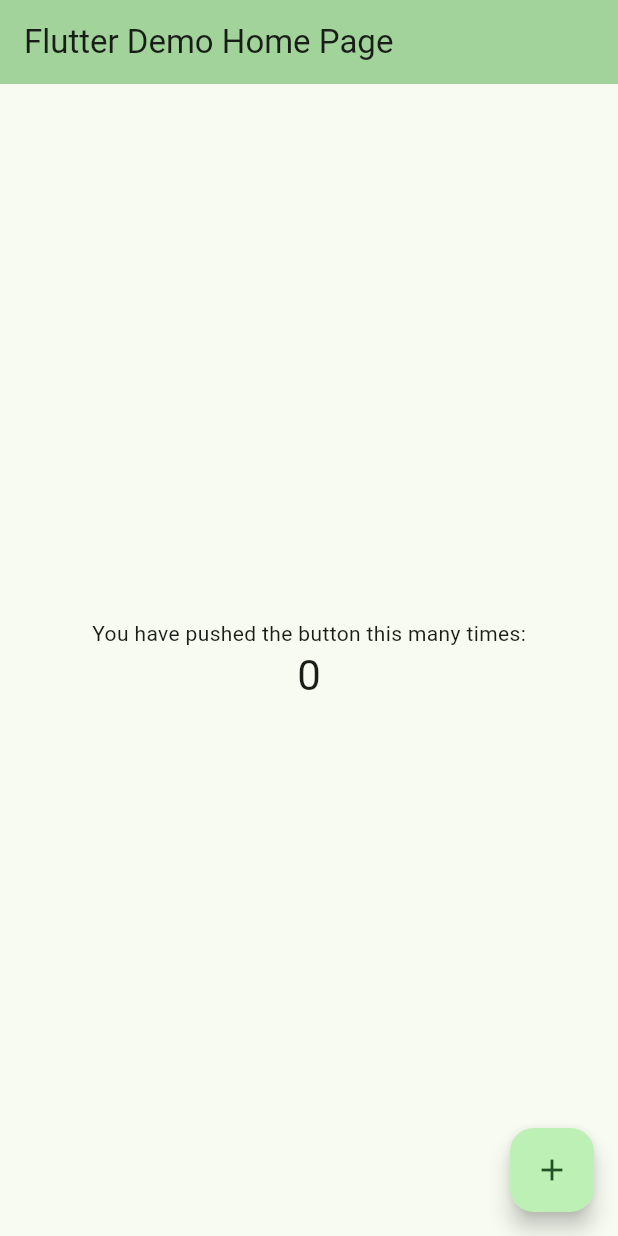
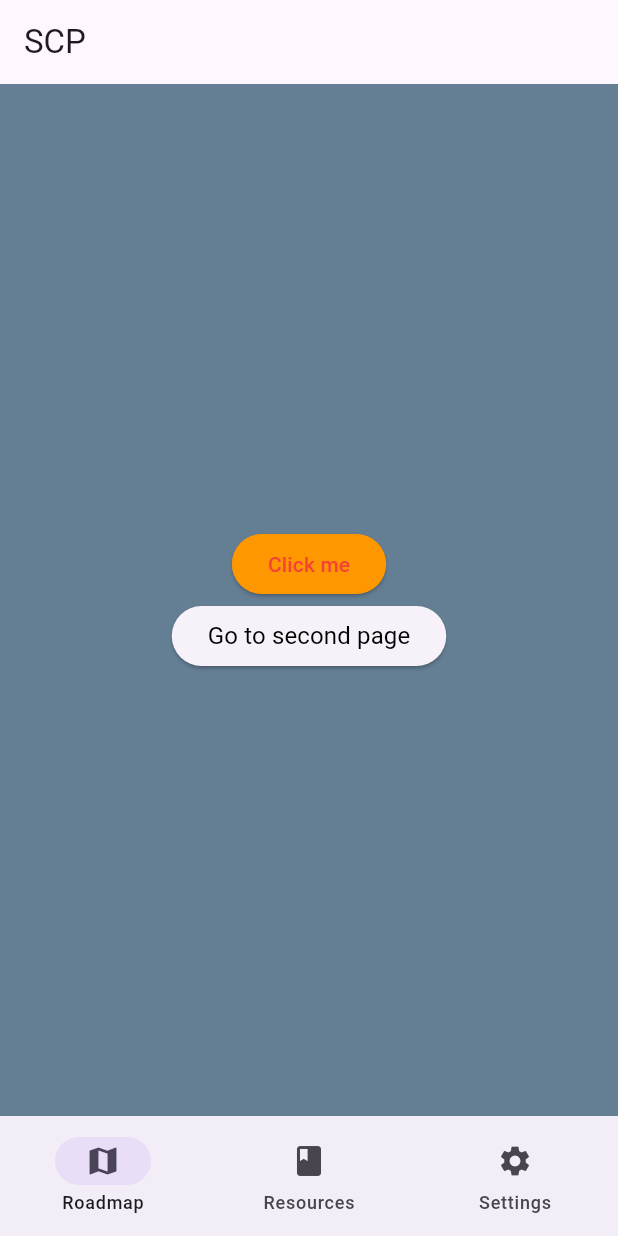
Before and after one commit to akshayam19/Cancer-Survivorship-Application-, a Flutter app: the screen it shows after launch, on a phone screen of 412 x 824 dp. Run offline on Flutter 3.47's test engine with Material 3 defaults, Android fonts, the phone set to English and light mode, and no system bars.

Commit message:
Set up framework for app.

```diff
--- a/lib/main.dart
+++ b/lib/main.dart
@@ -1,125 +1,28 @@
 import 'package:flutter/material.dart';
+import 'mainPage.dart'; // Import mainPage file
+import 'theme.dart'; // Import theme file
 
+// Main function runs the app
 void main() {
   runApp(const MyApp());
 }
 
-class MyApp extends StatelessWidget {
+// App
+class MyApp extends StatefulWidget {
   const MyApp({super.key});
 
-  // This widget is the root of your application.
+  @override
+  State<MyApp> createState() => _MyAppState();
+}
+
+class _MyAppState extends State<MyApp> {
   @override
   Widget build(BuildContext context) {
     return MaterialApp(
-      title: 'Flutter Demo',
-      theme: ThemeData(
-        // This is the theme of your application.
-        //
-        // TRY THIS: Try running your application with "flutter run". You'll see
-        // the application has a purple toolbar. Then, without quitting the app,
-        // try changing the seedColor in the colorScheme below to Colors.green
-        // and then invoke "hot reload" (save your changes or press the "hot
-        // reload" button in a Flutter-supported IDE, or press "r" if you used
-        // the command line to start the app).
-        //
-        // Notice that the counter didn't reset back to zero; the application
-        // state is not lost during the reload. To reset the state, use hot
-        // restart instead.
-        //
-        // This works for code too, not just values: Most code changes can be
-        // tested with just a hot reload.
-        colorScheme: ColorScheme.fromSeed(seedColor: Colors.green),
-        useMaterial3: true,
-      ),
-      home: const MyHomePage(title: 'Flutter Demo Home Page'),
+      debugShowCheckedModeBanner: false, // Removes debug banner
+      title: "SCP App",
+      theme: myTheme, // Apply the defined theme
+      home: MainPage(), // Default page for app
     );
   }
 }
-
-class MyHomePage extends StatefulWidget {
-  const MyHomePage({super.key, required this.title});
-
-  // This widget is the home page of your application. It is stateful, meaning
-  // that it has a State object (defined below) that contains fields that affect
-  // how it looks.
-
-  // This class is the configuration for the state. It holds the values (in this
-  // case the title) provided by the parent (in this case the App widget) and
-  // used by the build method of the State. Fields in a Widget subclass are
-  // always marked "final".
-
-  final String title;
-
-  @override
-  State<MyHomePage> createState() => _MyHomePageState();
-}
-
-class _MyHomePageState extends State<MyHomePage> {
-  int _counter = 0;
-
-  void _incrementCounter() {
-    setState(() {
-      // This call to setState tells the Flutter framework that something has
-      // changed in this State, which causes it to rerun the build method below
-      // so that the display can reflect the updated values. If we changed
-      // _counter without calling setState(), then the build method would not be
-      // called again, and so nothing would appear to happen.
-      _counter++;
-    });
-  }
-
-  @override
-  Widget build(BuildContext context) {
-    // This method is rerun every time setState is called, for instance as done
-    // by the _incrementCounter method above.
-    //
-    // The Flutter framework has been optimized to make rerunning build methods
-    // fast, so that you can just rebuild anything that needs updating rather
-    // than having to individually change instances of widgets.
-    return Scaffold(
-      appBar: AppBar(
-        // TRY THIS: Try changing the color here to a specific color (to
-        // Colors.amber, perhaps?) and trigger a hot reload to see the AppBar
-        // change color while the other colors stay the same.
-        backgroundColor: Theme.of(context).colorScheme.inversePrimary,
-        // Here we take the value from the MyHomePage object that was created by
-        // the App.build method, and use it to set our appbar title.
-        title: Text(widget.title),
-      ),
-      body: Center(
-        // Center is a layout widget. It takes a single child and positions it
-        // in the middle of the parent.
-        child: Column(
-          // Column is also a layout widget. It takes a list of children and
-          // arranges them vertically. By default, it sizes itself to fit its
-          // children horizontally, and tries to be as tall as its parent.
-          //
-          // Column has various properties to control how it sizes itself and
-          // how it positions its children. Here we use mainAxisAlignment to
-          // center the children vertically; the main axis here is the vertical
-          // axis because Columns are vertical (the cross axis would be
-          // horizontal).
-          //
-          // TRY THIS: Invoke "debug painting" (choose the "Toggle Debug Paint"
-          // action in the IDE, or press "p" in the console), to see the
-          // wireframe for each widget.
-          mainAxisAlignment: MainAxisAlignment.center,
-          children: <Widget>[
-            const Text(
-              'You have pushed the button this many times:',
-            ),
-            Text(
-              '$_counter',
-              style: Theme.of(context).textTheme.headlineMedium,
-            ),
-          ],
-        ),
-      ),
-      floatingActionButton: FloatingActionButton(
-        onPressed: _incrementCounter,
-        tooltip: 'Increment',
-        child: const Icon(Icons.add),
-      ), // This trailing comma makes auto-formatting nicer for build methods.
-    );
-  }
-}
--- /dev/null
+++ b/lib/mainPage.dart
@@ -0,0 +1,116 @@
+import 'package:flutter/material.dart';
+import 'theme.dart'; // Import theme file
+import 'second_page.dart'; // Import second_page file
+
+// Main page of app
+class MainPage extends StatefulWidget {
+  const MainPage({Key? key});
+  @override
+  State<MainPage> createState() => _MainPageState();
+}
+
+class _MainPageState extends State<MainPage> {
+  // Variables
+  int currentPageIndex = 0;
+  String buttonName = "Click me";
+  bool isClicked = false;
+
+  @override
+  Widget build(BuildContext context) {
+    return Scaffold(
+      // App bar
+      appBar: AppBar(
+        title: const Text("SCP"),
+      ),
+
+      // body of app
+      body: <Widget>[
+        // Roadmap page
+        Container(
+          width: double.infinity, // max width of app
+          height: double.infinity, // max height of app
+          color: Color.fromARGB(255, 100, 126, 148),
+          child: Column(
+            mainAxisAlignment: MainAxisAlignment.center,
+            crossAxisAlignment: CrossAxisAlignment.center,
+            children: [
+              ElevatedButton(
+                style: ElevatedButton.styleFrom(
+                  onPrimary: Colors.red,
+                  primary: Colors.orange,
+                ),
+                onPressed: () {
+                  setState(() {
+                    buttonName = "Clicked";
+                  });
+                },
+                child: Text(buttonName),
+              ),
+              ElevatedButton(
+                onPressed: () {
+                  // pushes a page on top of the current one
+                  Navigator.of(context).push(
+                    MaterialPageRoute(
+                      builder: (BuildContext context) => const SecondPage(),
+                    ),
+                  );
+                },
+                child: Text(
+                  "Go to second page",
+                  style: myTextStyle, // Use the defined text style
+                ),
+              )
+            ],
+          ),
+        ),
+
+        // Resources page
+        Center(
+          child: Text(
+            "Selected Page: ${_navBarItems[currentPageIndex].label}",
+            style: myTextStyle, // Use the defined text style
+          ),
+        ),
+
+        // Settings page
+        Center(
+          child: Text(
+            "Selected Page: ${_navBarItems[currentPageIndex].label}",
+            style: myTextStyle, // Use the defined text style
+          ),
+        ),
+      ][currentPageIndex],
+
+      // Navigation bar
+      bottomNavigationBar: NavigationBar(
+        animationDuration: const Duration(seconds: 1),
+        selectedIndex: currentPageIndex,
+        onDestinationSelected: (index) {
+          setState(() {
+            currentPageIndex = index;
+          });
+        },
+        destinations: _navBarItems,
+      ),
+    );
+  }
+}
+
+// Navigation bar variable
+const _navBarItems = [
+  NavigationDestination(
+    icon: Icon(Icons.map),
+    selectedIcon: Icon(Icons.map),
+    label: 'Roadmap',
+  ),
+  NavigationDestination(
+    icon: Icon(Icons.book),
+    selectedIcon: Icon(Icons.book),
+    label: 'Resources',
+  ),
+  NavigationDestination(
+    icon: Icon(Icons.settings),
+    selectedIcon: Icon(Icons.settings),
+    label: 'Settings',
+  ),
+];
--- /dev/null
+++ b/lib/second_page.dart
@@ -0,0 +1,19 @@
+import 'package:flutter/material.dart';
+
+class SecondPage extends StatefulWidget {
+  const SecondPage({super.key});
+
+  @override
+  State<SecondPage> createState() => _SecondPageState();
+}
+
+class _SecondPageState extends State<SecondPage> {
+  @override
+  Widget build(BuildContext context) {
+    return Scaffold(
+      appBar: AppBar(
+        title: const Text("Second Page"),
+      ),
+    );
+  }
+}
--- /dev/null
+++ b/lib/theme.dart
@@ -0,0 +1,27 @@
+import 'package:flutter/material.dart';
+
+// Define your app's theme
+final ThemeData myTheme = ThemeData(
+  primaryColor: Color.fromARGB(255, 243, 156, 33),
+  // Add more theme properties as needed
+);
+
+// You can also define text styles, button styles, etc.
+final TextStyle myTextStyle = TextStyle(
+  color: Colors.black,
+  fontSize: 16.0,
+  fontWeight: FontWeight.normal,
+);
+
+// If you have more complex themes, you can create a class for it
+class MyAppTheme {
+  static ThemeData lightTheme = ThemeData(
+    brightness: Brightness.light,
+    // Define light theme properties
+  );
+
+  static ThemeData darkTheme = ThemeData(
+    brightness: Brightness.dark,
+    // Define dark theme properties
+  );
+}
```
